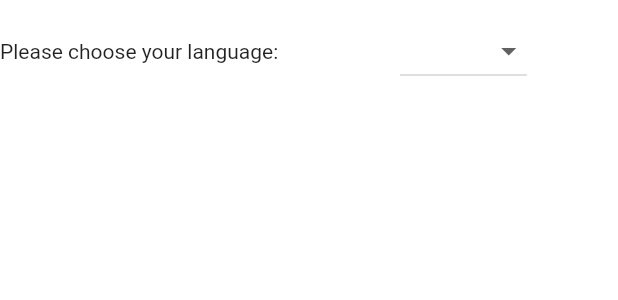
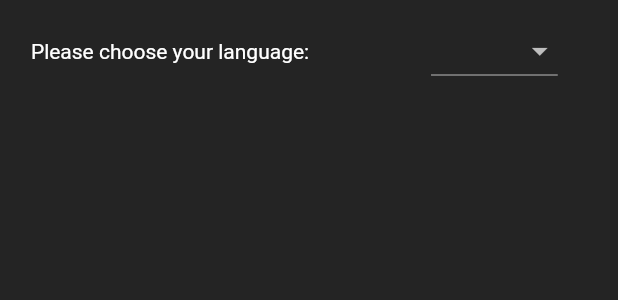
Before and after one commit to Roberto99-ops/DIMA-Project, a Flutter app: the SettingsWidgetLanguage widget shown alone on an empty page, opened directly with empty values, on a phone screen of 412 x 824 dp. Shown: the top 300 px of the screen. Run offline on Flutter 3.47's test engine with Material 2 defaults, Android fonts, the light colour scheme and no system bars; our stand-ins replace camera, flutter_spinkit, image_cropper, image_gallery_saver, image_picker, permission_handler and 1 more; missing offline and left inert: quill_format, simple_ocr_plugin, translator, zefyrka.

Commit message:
Added dark theme, remove debug Banner, added load spinner for translation.

```diff
--- a/lib/create_view_files.dart
+++ b/lib/create_view_files.dart
@@ -31,7 +31,7 @@ class _View extends State<CreateViewFiles>{
 
   @override
   void initState(){
-    //super.initState(); per togliere il warning
+    //super.initState(); to remove the warning
     files = List.filled(0, "", growable: true);
     favouriteFiles = List.filled(0, "", growable: true);
     updateFiles();
--- a/lib/main.dart
+++ b/lib/main.dart
@@ -27,6 +27,10 @@ class TabApp extends StatelessWidget {
   @override
   Widget build(BuildContext context) {
     return MaterialApp(
+      debugShowCheckedModeBanner: false,
+      theme: ThemeData(
+        brightness: Brightness.dark,
+      ),
       home: DefaultTabController(
         length: 3,
         child: Scaffold(
--- a/lib/ocr.dart
+++ b/lib/ocr.dart
@@ -15,6 +15,10 @@ class DisplayImageOCR extends StatelessWidget {
   @override
   Widget build(BuildContext context) {
     return MaterialApp(
+      debugShowCheckedModeBanner: false,
+      theme: ThemeData(
+        brightness: Brightness.dark,
+      ),
       home: DefaultTabController(
         length: 3,
         child: Scaffold(
--- a/lib/view_of_languages.dart
+++ b/lib/view_of_languages.dart
@@ -29,7 +29,7 @@ class _SettingsWidgetLanguageState extends State<SettingsWidgetLanguage> {
   @override
   Widget build(BuildContext context) {
     return Container(
-      color: Colors.white,
+      color: Colors.black26,
       child: Center(
           child: Column(
             crossAxisAlignment: CrossAxisAlignment.center,
@@ -41,15 +41,21 @@ class _SettingsWidgetLanguageState extends State<SettingsWidgetLanguage> {
               Row(
                 children: [
                   const Expanded(
-                    flex: 1,
+                    flex: 5,
+                    child: Center(),
+                  ),
+                  const Expanded(
+                    flex: 55,
                     child: Text("Please choose your language: "),
                   ),
                   Expanded(
-                    flex: 1,
+                    flex: 40,
                     child:
                     Center(
                       child:
                       DropdownButton<String>(
+                        borderRadius: BorderRadius.circular(20.0),
+                        dropdownColor: Colors.black45,
                         value: _currentLanguage,
                         items: _languages
                             .map((string, value) {
--- a/pubspec.yaml
+++ b/pubspec.yaml
@@ -41,6 +41,7 @@ dependencies:
   quill_delta: ^2.0.0
   translator: ^0.1.5
   share: ^0.6.5+4
+  flutter_spinkit: ^5.1.0
 
   # The following adds the Cupertino Icons font to your application.
   # Use with the CupertinoIcons class for iOS style icons.
```
Also changed, not shown: lib/text_editor_translation.dart (+32 -20 lines), pubspec.lock.
